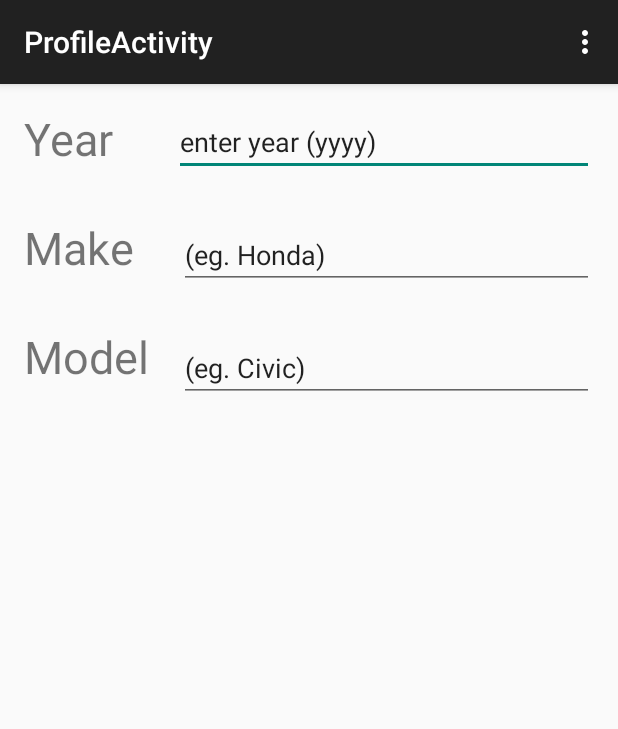
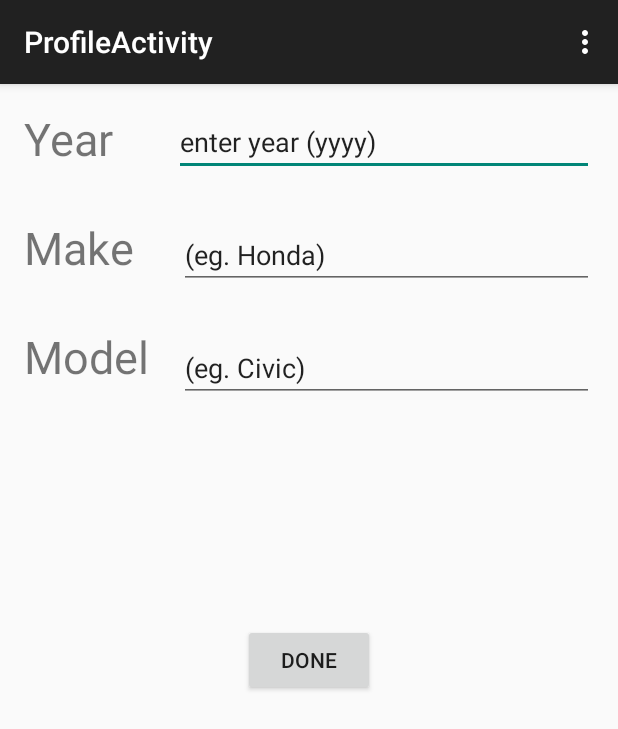
Before and after one commit to ttingt/thesexydriver, an Android app: the ProfileActivity screen opened directly, with no data from a screen before it, on a phone screen of 412 x 824 dp. Shown: the top 729 px of the screen. Run offline under Robolectric (Android 15) with nearby library versions, the light colour scheme and no system bars.

Commit message:
updated profile activity to filter cars

```diff
--- a/app/src/main/java/com/costbear/android/thesexydriver/CSVFile.java
+++ b/app/src/main/java/com/costbear/android/thesexydriver/CSVFile.java
@@ -16,6 +16,8 @@ import java.util.List;
 public class CSVFile {
     InputStream inputStream;
     private ArrayList<String[]> dataList;
+    List<Car> resultList;
+
 
     public CSVFile() {
 
@@ -26,7 +28,7 @@ public class CSVFile {
     }
 
     public List<Car> read(){
-        List<Car> resultList = new ArrayList<Car>();
+        resultList = new ArrayList<Car>();
         BufferedReader reader = new BufferedReader(new InputStreamReader(inputStream));
         try {
 
--- a/app/src/main/java/com/costbear/android/thesexydriver/ProfileActivity.java
+++ b/app/src/main/java/com/costbear/android/thesexydriver/ProfileActivity.java
@@ -4,14 +4,65 @@ import android.support.v7.app.ActionBarActivity;
 import android.os.Bundle;
 import android.view.Menu;
 import android.view.MenuItem;
+import android.view.View;
+import android.widget.Button;
+import android.widget.EditText;
+
+import java.io.InputStream;
+import java.util.ArrayList;
+import java.util.List;
 
 
 public class ProfileActivity extends ActionBarActivity {
+
+    Button done;
+    EditText year, make, model;
+
+    CSVFile csvFile;
+    InputStream inputStream;
+    List<Car> carList;
 
     @Override
     protected void onCreate(Bundle savedInstanceState) {
         super.onCreate(savedInstanceState);
         setContentView(R.layout.activity_profile);
+
+        done = (Button) findViewById(R.id.done);
+        inputStream = getResources().openRawResource(R.raw.cardatabase2000to2014);
+        csvFile = new CSVFile(inputStream);
+
+        carList = csvFile.read();
+
+        done.setOnClickListener(new View.OnClickListener() {
+            @Override
+            public void onClick(View v) {
+                year = (EditText) findViewById(R.id.yearField);
+                make = (EditText) findViewById(R.id.makeField);
+                model = (EditText) findViewById(R.id.modelField);
+
+                String yearEntered = year.getText().toString();
+                String makeEntered = make.getText().toString();
+                String modelEntered = model.getText().toString();
+
+                List<Car> filteredCarList = new ArrayList<Car>();
+
+                for (Car c : carList) {
+                    if (yearEntered.equals(String.valueOf(c.getYear()))) {
+                        filteredCarList.add(c);
+                    }
+                }
+
+                for (int i = 0; i < filteredCarList.size(); i++) {
+                    if (makeEntered.equals(filteredCarList.get(i).getMake())) {
+                        filteredCarList.remove(i);
+                    }
+                }
+
+
+            }
+
+        });
+
     }
 
 
--- a/app/src/main/res/layout/activity_profile.xml
+++ b/app/src/main/res/layout/activity_profile.xml
@@ -49,6 +49,7 @@
         android:textSize="30sp"/>
 
     <EditText
+        android:id="@+id/modelField"
         android:text="(eg. Civic)"
         android:layout_width="match_parent"
         android:layout_height="wrap_content"
@@ -57,4 +58,15 @@
         android:layout_toRightOf="@id/model"
         android:layout_below="@id/makeField"/>
 
+    <Button
+        android:id="@+id/done"
+        android:layout_width="wrap_content"
+        android:layout_height="wrap_content"
+        android:text="Done"
+        android:layout_centerInParent="true"/>
+
+    <ListView
+        android:layout_width="wrap_content"
+        android:layout_height="wrap_content"></ListView>
+
 </RelativeLayout>
```
Also changed, not shown: 1 other file.
